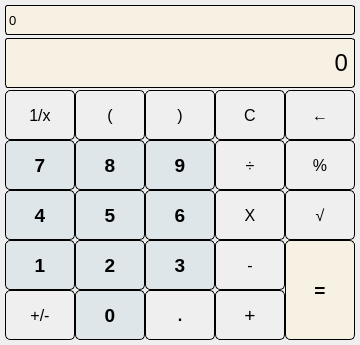
Qt form Qt-calculator/calculator.ui (khagesh-mahajan-cctech/Qt-calculator) before a commit.
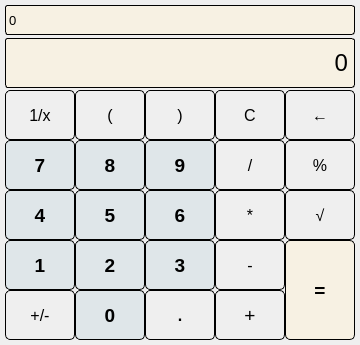
The same form after that commit.

```diff
--- a/Qt-calculator/calculator.ui
+++ b/Qt-calculator/calculator.ui
@@ -244,7 +244,7 @@
 }</string>
     </property>
     <property name="text">
-     <string>÷</string>
+     <string>/</string>
     </property>
    </widget>
    <widget class="QPushButton" name="button_9">
@@ -347,7 +347,7 @@
 }</string>
     </property>
     <property name="text">
-     <string>X</string>
+     <string>*</string>
     </property>
    </widget>
    <widget class="QPushButton" name="button_6">
```
